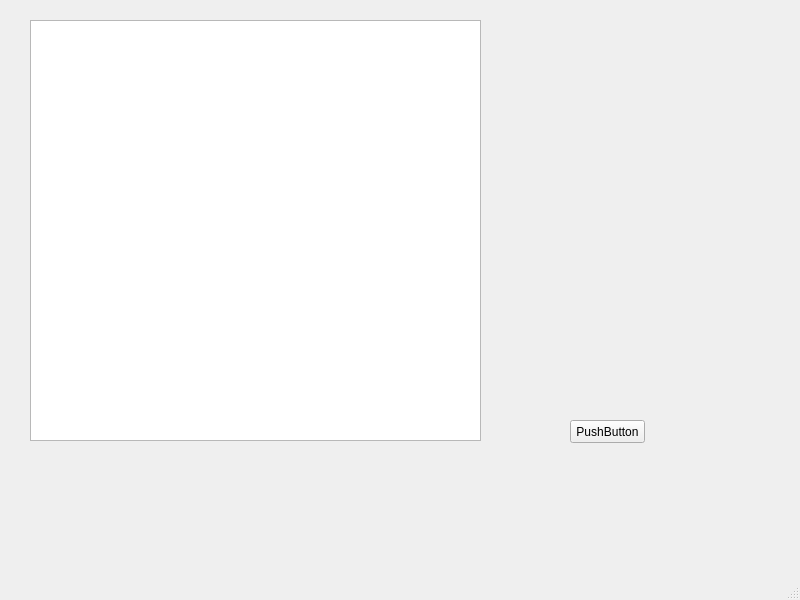
This is DolfinID.ui in jikhanjung/DolfinDesktop as Qt 5 draws it before an edit. The edited form follows.
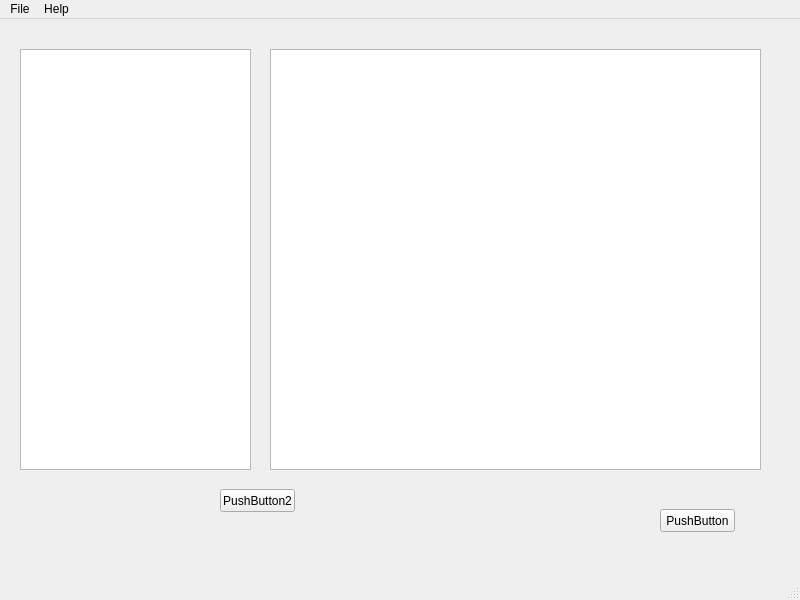
This is the edited form.

Commit message: dir/file list loading/filtering done

```diff
--- a/DolfinID.ui
+++ b/DolfinID.ui
@@ -17,9 +17,9 @@
    <widget class="QTreeView" name="treeView">
     <property name="geometry">
      <rect>
-      <x>30</x>
-      <y>20</y>
-      <width>451</width>
+      <x>20</x>
+      <y>30</y>
+      <width>231</width>
       <height>421</height>
      </rect>
     </property>
@@ -27,8 +27,8 @@
    <widget class="QPushButton" name="pushButton">
     <property name="geometry">
      <rect>
-      <x>570</x>
-      <y>420</y>
+      <x>660</x>
+      <y>490</y>
       <width>75</width>
       <height>23</height>
      </rect>
@@ -37,6 +37,29 @@
      <string>PushButton</string>
     </property>
    </widget>
+   <widget class="QListView" name="listView">
+    <property name="geometry">
+     <rect>
+      <x>270</x>
+      <y>30</y>
+      <width>491</width>
+      <height>421</height>
+     </rect>
+    </property>
+   </widget>
+   <widget class="QPushButton" name="pushButton_2">
+    <property name="geometry">
+     <rect>
+      <x>220</x>
+      <y>470</y>
+      <width>75</width>
+      <height>23</height>
+     </rect>
+    </property>
+    <property name="text">
+     <string>PushButton2</string>
+    </property>
+   </widget>
   </widget>
   <widget class="QMenuBar" name="menubar">
    <property name="geometry">
@@ -47,6 +70,21 @@
      <height>21</height>
     </rect>
    </property>
+   <widget class="QMenu" name="menuFile">
+    <property name="title">
+     <string>File</string>
+    </property>
+    <addaction name="actionSave_Data"/>
+    <addaction name="actionPreferences"/>
+   </widget>
+   <widget class="QMenu" name="menuHelp">
+    <property name="title">
+     <string>Help</string>
+    </property>
+    <addaction name="actionAbout"/>
+   </widget>
+   <addaction name="menuFile"/>
+   <addaction name="menuHelp"/>
   </widget>
   <widget class="QStatusBar" name="statusbar"/>
  </widget>
```
Left out of the diff: 15 changed lines with no effect on the pictures. The commit also changes 1 other file.
